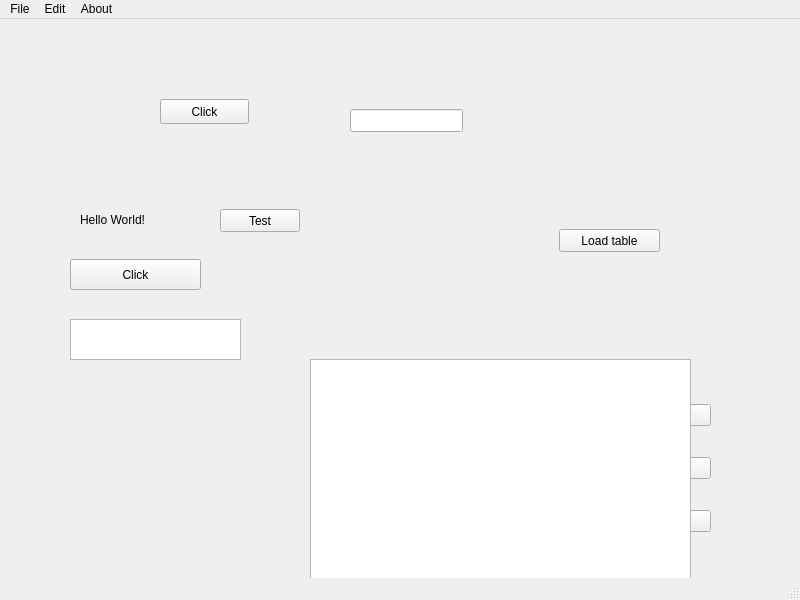
First picture: the form in mainwindow.ui, repository lhf552004/QtCplusplusDemo, before the edit.
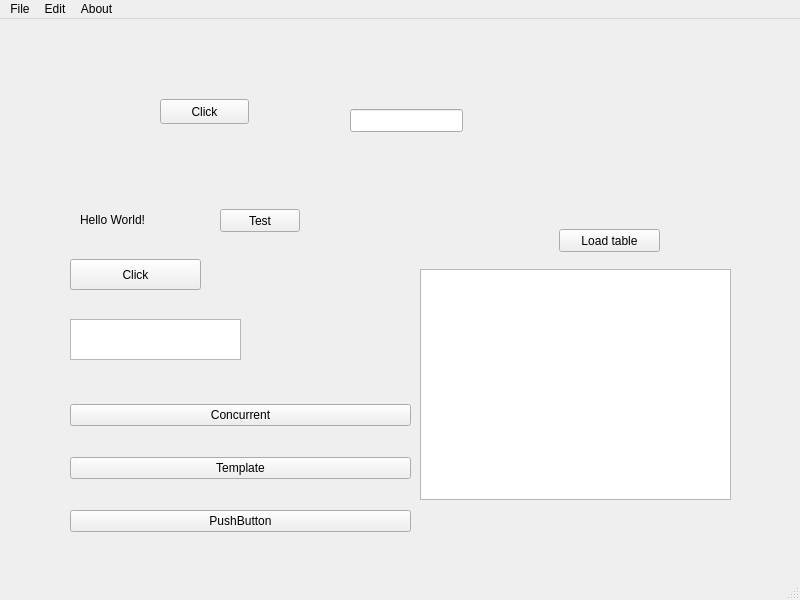
Second picture: the form after the edit.

```diff
--- a/mainwindow.ui
+++ b/mainwindow.ui
@@ -89,7 +89,7 @@
    <widget class="QWidget" name="gridLayoutWidget">
     <property name="geometry">
      <rect>
-      <x>370</x>
+      <x>70</x>
       <y>360</y>
       <width>341</width>
       <height>181</height>
@@ -122,10 +122,10 @@
    <widget class="QTableView" name="tableView">
     <property name="geometry">
      <rect>
-      <x>310</x>
-      <y>340</y>
-      <width>381</width>
-      <height>221</height>
+      <x>420</x>
+      <y>250</y>
+      <width>311</width>
+      <height>231</height>
      </rect>
     </property>
    </widget>
```
Left out of the diff: 16 changed lines with no effect on the pictures.
